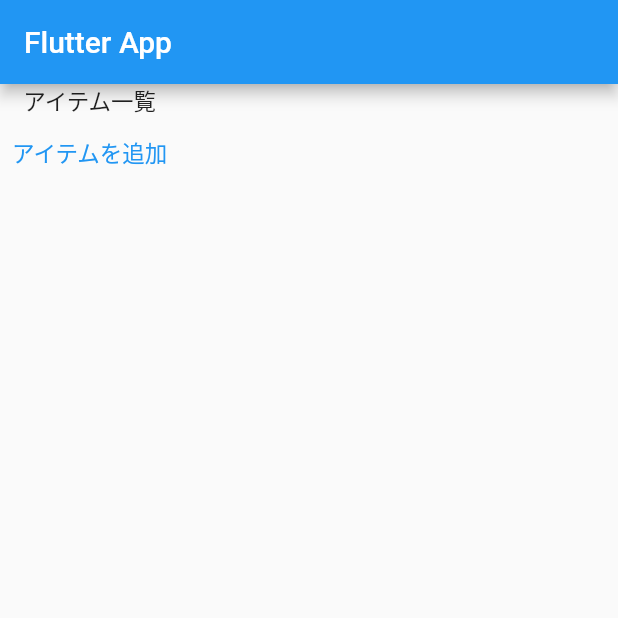
After one commit to kaiza0929/flutter-practice, a Flutter app: the screen it shows after launch, after a tap on "ログイン", on a phone screen of 412 x 824 dp, the top half of it. The commit adds this screen. Run offline on Flutter 3.47's test engine with Material 2 defaults, Android fonts, the phone set to English and light mode, and no system bars; our stand-ins replace flutter_redux, redux.

```diff
--- a/lib/common/header.dart
+++ b/lib/common/header.dart
@@ -8,8 +8,10 @@ class Header extends StatelessWidget with PreferredSizeWidget {
   @override
   Widget build(BuildContext context) {
     return AppBar(
-      title: Text("Flutter MindMap")
+      automaticallyImplyLeading: false,
+      title: Text("Flutter App")
     );
   }
 
+
 }
--- a/lib/main.dart
+++ b/lib/main.dart
@@ -1,25 +1,39 @@
 import "package:flutter/material.dart";
-import 'package:flutter_redux/flutter_redux.dart';
-import "./pages/index.dart";
-import "package:flutter_app/redux/app.dart";
-import 'package:redux/redux.dart';
+import "package:flutter_localizations/flutter_localizations.dart";
+import "./../pages/home.dart";
+import "./../pages/login.dart";
+import "./../pages/new.dart";
+import "./states/app.dart";
+import "package:flutter_redux/flutter_redux.dart";
+import "package:redux/redux.dart";
+
+const locale = Locale("ja", "JP");
 
 class App extends StatelessWidget {
 
-  final store = Store<AppState>(appReducer, initialState: AppState.initialState());
+  final store = Store<AppState>(appReducer, initialState: AppState.initAppState());
 
   @override
   Widget build(BuildContext context) {
-    return StoreProvider(
-      store: store,
-      child: MaterialApp(
-        debugShowCheckedModeBanner: false,
-        initialRoute: "/",
-        routes: {
-          "/": (context) => Index()
-        }
-      )
-    );
+    return StoreProvider(store: store, child: MaterialApp(
+      debugShowCheckedModeBanner: false,
+      locale: locale,
+      localizationsDelegates: const [
+        GlobalMaterialLocalizations.delegate,
+        GlobalWidgetsLocalizations.delegate,
+        GlobalCupertinoLocalizations.delegate,
+      ],
+      supportedLocales: const [
+        locale,
+      ],
+      /* これがあるので未ログイン時の各ページからログインページへのリダイレクト処理は必要ない */
+      initialRoute: "/login",
+      routes: {
+        "/": (context) => HomePage(),
+        "/login": (context) => LoginPage(),
+        "/new": (context) => NewPage()
+      }
+    ));
   }
 
 }
--- /dev/null
+++ b/lib/pages/home.dart
@@ -0,0 +1,31 @@
+import "package:flutter/material.dart";
+import "./../common/header.dart";
+import "./../states/app.dart";
+import "./../states/item.dart";
+import "package:flutter_redux/flutter_redux.dart";
+
+class HomePage extends StatefulWidget {
+  HomePageState createState() => HomePageState();
+}
+
+class HomePageState extends State<HomePage> {
+
+  @override
+  Widget build(BuildContext context) {
+
+    return Scaffold(appBar: Header(), body: (Container(child: StoreConnector<AppState, ItemState>(
+      converter: (store) => store.state.itemState,
+      builder: (context, state) {
+        return Container(child: Column(children: [
+          Text("アイテム一覧"),
+          Column(children: [
+            for (var item in state.items) Text(item.name)
+          ]),
+          TextButton(child: Text("アイテムを追加"), onPressed: () { Navigator.of(context).pushNamed("/new"); })
+        ]));
+      }
+    ))));
+
+  }
+
+}
--- /dev/null
+++ b/lib/pages/login.dart
@@ -0,0 +1,36 @@
+import "package:flutter/material.dart";
+import "package:flutter_redux/flutter_redux.dart";
+import "./../common/header.dart";
+import "./../states/app.dart";
+import "./../states/user.dart";
+import "./../services/http.dart";
+
+class LoginPage extends StatefulWidget {
+
+  LoginPageState createState() => LoginPageState();
+
+}
+
+class LoginPageState extends State<LoginPage> {
+
+  String email = "";
+  String password = "";
+
+  Widget build(BuildContext context) {
+
+    return Scaffold(
+      appBar: Header(),
+      body: Container(width: 500, height: 300,  child: Card(child: Column(children: [
+        Padding(padding: EdgeInsets.only(bottom: 30), child: TextFormField(decoration: InputDecoration(labelText: "メールアドレス"), onChanged: (String value) => setState(() { email = value; }))),
+        Padding(padding: EdgeInsets.only(bottom: 30), child: TextFormField(decoration: InputDecoration(labelText: "パスワード"), obscureText: true, onChanged: (String value) => setState(() { password = value; }))),
+        TextButton(onPressed: () async {
+          User user = await login(email, password);
+          StoreProvider.of<AppState>(context).dispatch(LoginAction(user));
+          Navigator.of(context).pushNamed("/");
+        }, child: Text("ログイン"))
+      ])))
+    );
+
+  }
+
+}
--- a/lib/redux/app.dart
+++ /dev/null
@@ -1,20 +0,0 @@
-import "./mindmap.dart";
-
-class AppState {
-
-  MindMapState mindMapState;
-
-  AppState(this.mindMapState);
-
-  static AppState initialState() {
-    return AppState(new MindMapState(<Node>[
-      new Node("@rootNode", "ウェブアプリケーション"),
-      new Node("@sub", "サーバーサイドレンダリング")
-    ]));
-  }
-
-}
-
-AppState appReducer(AppState state, action) {
-  return AppState(mindMapReduser(state.mindMapState, action));
-}
--- a/lib/redux/mindmap.dart
+++ /dev/null
@@ -1,41 +0,0 @@
-class Node {
-
-  String id;
-  String keyword;
-
-  Node(this.id, this.keyword);
-
-}
-
-class MindMapState {
-
-  List<Node> nodes;
-
-  MindMapState(this.nodes);
-
-}
-
-class AddNodeAction {
-  final List<Node> newNodes;
-  const AddNodeAction(this.newNodes);
-}
-
-class DeleteNodeAction {
-  final String nodeId;
-  const DeleteNodeAction(this.nodeId);
-}
-
-MindMapState mindMapReduser(MindMapState state, action) {
-  /* stateインスタンスを新しく作って返すか、そのまま返すか。 */
-  /* 受け取ったstateインスタンスを加工して返すのはダメ */
-  if (action is AddNodeAction) {
-    return new MindMapState(action.newNodes);
-  } else if (action is DeleteNodeAction) {
-    return new MindMapState(state.nodes.where((Node node) => node.id != action.nodeId).toList());
-  } else {
-    return state;
-  }
-}
-
-
-/* ログイン状態を管理するならuser.dartなど */
--- /dev/null
+++ b/lib/services/http.dart
@@ -0,0 +1,10 @@
+import "package:http/http.dart" as http;
+import "./../states/user.dart";
+
+const String baseUrl = "localhost:8000";
+
+Future<User> login(String email, String password) async {
+  //final uri = Uri.https(baseUrl, "api/user/login");
+  //final res = await http.post(uri, body: {"email": email, "password": password});
+  return User(true, "@testuser", "テストユーザー");
+}
--- /dev/null
+++ b/lib/states/app.dart
@@ -0,0 +1,19 @@
+import "./user.dart";
+import "./item.dart";
+
+class AppState {
+
+  UserState userState;
+  ItemState itemState;
+
+  AppState(this.userState, this.itemState);
+
+  static AppState initAppState() {
+    return new AppState(UserState.initUserState(), ItemState.initItemState());
+  }
+
+}
+
+AppState appReducer(AppState state, action) {
+  return AppState(userReducer(state.userState, action), itemReducer(state.itemState, action));
+}
--- /dev/null
+++ b/lib/states/item.dart
@@ -0,0 +1,52 @@
+class Item {
+
+  String itemId;
+  String ownerId;
+  String name;
+  String place;
+
+  Item(this.itemId, this.ownerId, this.name, this.place);
+
+}
+
+class ItemState {
+
+  final List<Item> items;
+  ItemState(this.items);
+
+  static initItemState() {
+    return new ItemState([]);
+  }
+
+}
+
+class AddItemAction {
+  final Item item;
+  const AddItemAction(this.item);
+}
+
+class AddItemsAction {
+  final List<Item> items;
+  const AddItemsAction(this.items);
+}
+
+class DeleteItemAction {
+  final String itemId;
+  const DeleteItemAction(this.itemId);
+}
+
+ItemState itemReducer(ItemState state, action) {
+
+  if (action is AddItemAction) {
+    List<Item> items = state.items;
+    items.add(action.item);
+    return new ItemState(items);
+  } else if (action is AddItemsAction) {
+    return new ItemState(state.items + action.items);
+  } else if (action is DeleteItemAction) {
+    return new ItemState(state.items.where((Item item) => item.itemId != action.itemId).toList());
+  } else {
+    return state;
+  }
+
+}
--- /dev/null
+++ b/lib/states/user.dart
@@ -0,0 +1,43 @@
+class User {
+
+  bool status;
+  String id;
+  String name;
+
+  User(this.status, this.id, this.name);
+
+}
+
+final User initUser = new User(false, "", "");
+
+class UserState {
+
+  final User user;
+  UserState(this.user);
+
+  static UserState initUserState() {
+    return new UserState(initUser);
+  }
+
+}
+
+class LoginAction {
+  final User user;
+  const LoginAction(this.user);
+}
+
+class LogoutAction {
+  const LogoutAction();
+}
+
+UserState userReducer(UserState state, action) {
+
+  if (action is LoginAction) {
+    return new UserState(action.user);
+  } else if (action is LogoutAction) {
+    return new UserState(initUser);
+  } else {
+    return state;
+  }
+
+}
--- a/pubspec.yaml
+++ b/pubspec.yaml
@@ -31,6 +31,9 @@ dependencies:
     sdk: flutter
   redux: 5.0.0
   flutter_redux: 0.8.2
+  http: ^0.13.0
+  flutter_localizations: # 追加
+    sdk: flutter         # 追加
 
   # The following adds the Cupertino Icons font to your application.
   # Use with the CupertinoIcons class for iOS style icons.
```
Also changed, not shown: analysis_options.yaml (deleted, +0 -29 lines), lib/common/footer.dart (deleted, +0 -28 lines), lib/pages/index.dart (deleted, +0 -40 lines), lib/pages/new.dart (added, +41 -0 lines), pubspec.lock, 2 other files.
